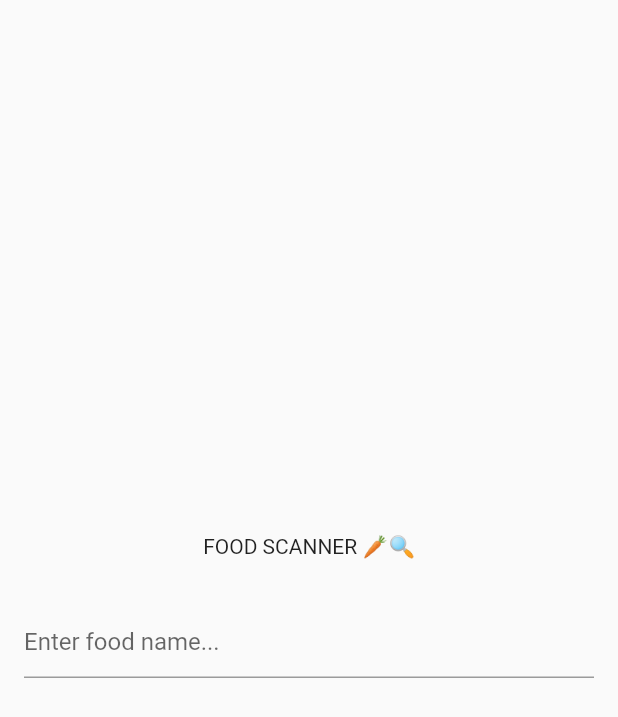
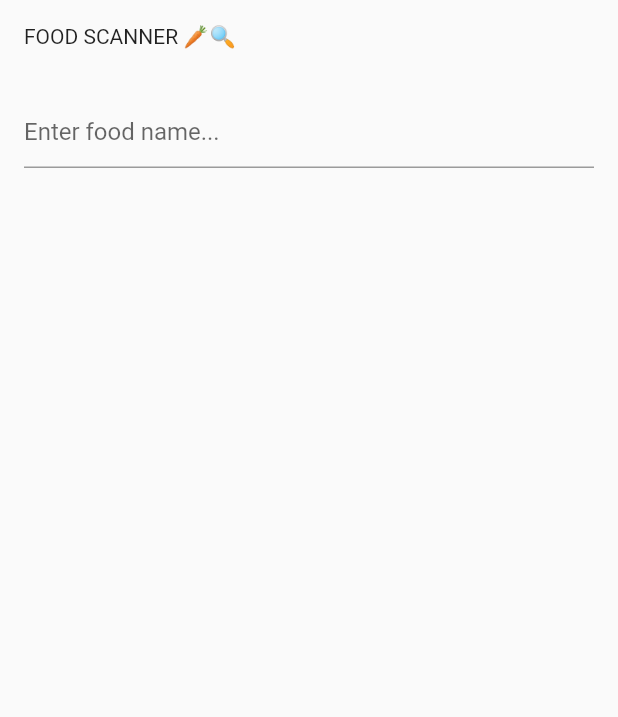
Before and after one commit to ThomHuynh/foodScanner, a Flutter app: the screen it shows after launch, on a phone screen of 412 x 824 dp. Shown: the top 717 px of the screen. Run offline on Flutter 3.47's test engine with Material 2 defaults, Android fonts, the phone set to English and light mode, and no system bars.

Commit message:
use ListView for root widget body

```diff
--- a/lib/main.dart
+++ b/lib/main.dart
@@ -10,7 +10,7 @@ class MyApp extends StatelessWidget {
     return MaterialApp(
       title: 'Food Scanner',
       home: Scaffold(
-        body: Column(mainAxisAlignment: MainAxisAlignment.center, children: [
+        body: ListView(children: [
           Container(
               padding: EdgeInsets.all(16.0), child: Text('FOOD SCANNER 🥕🔍')),
           Container(padding: EdgeInsets.all(16.0), child: FoodSearch()),
```
